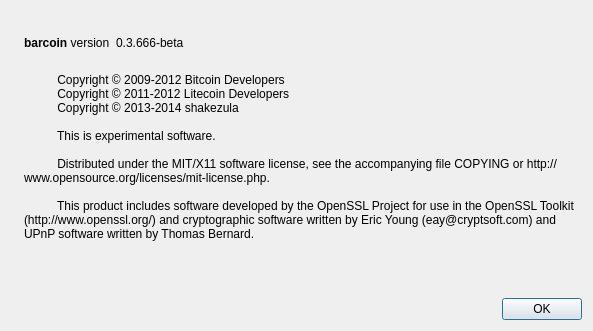
Old version of the form src/qt/forms/aboutdialog.ui in the repository foodcoin/foodcoin.
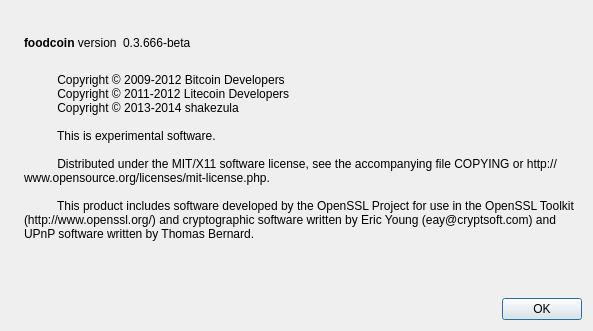
New version of the form. Icons and pictures are not drawn.

```diff
--- a/src/qt/forms/aboutdialog.ui
+++ b/src/qt/forms/aboutdialog.ui
@@ -50,7 +50,7 @@
           <cursorShape>IBeamCursor</cursorShape>
          </property>
          <property name="text">
-          <string>&lt;b&gt;barcoin&lt;/b&gt; version</string>
+          <string>&lt;b&gt;foodcoin&lt;/b&gt; version</string>
          </property>
          <property name="textInteractionFlags">
           <set>Qt::LinksAccessibleByMouse|Qt::TextSelectableByKeyboard|Qt::TextSelectableByMouse</set>
```
Left out of the diff: 2 changed lines with no effect on the pictures.
